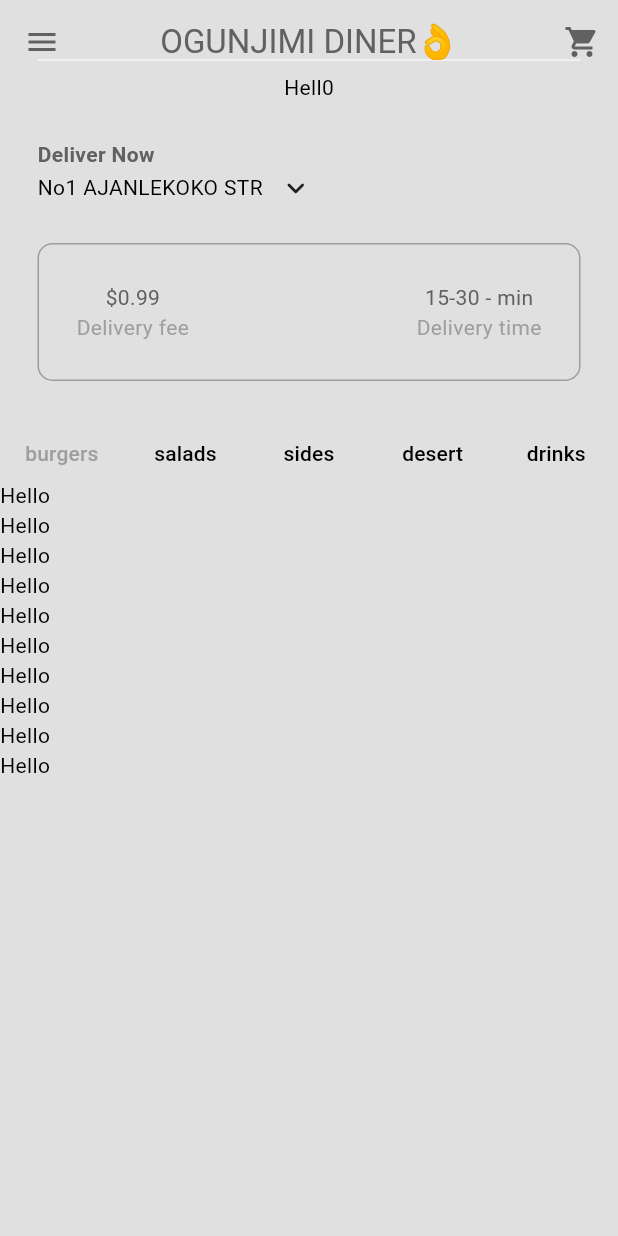
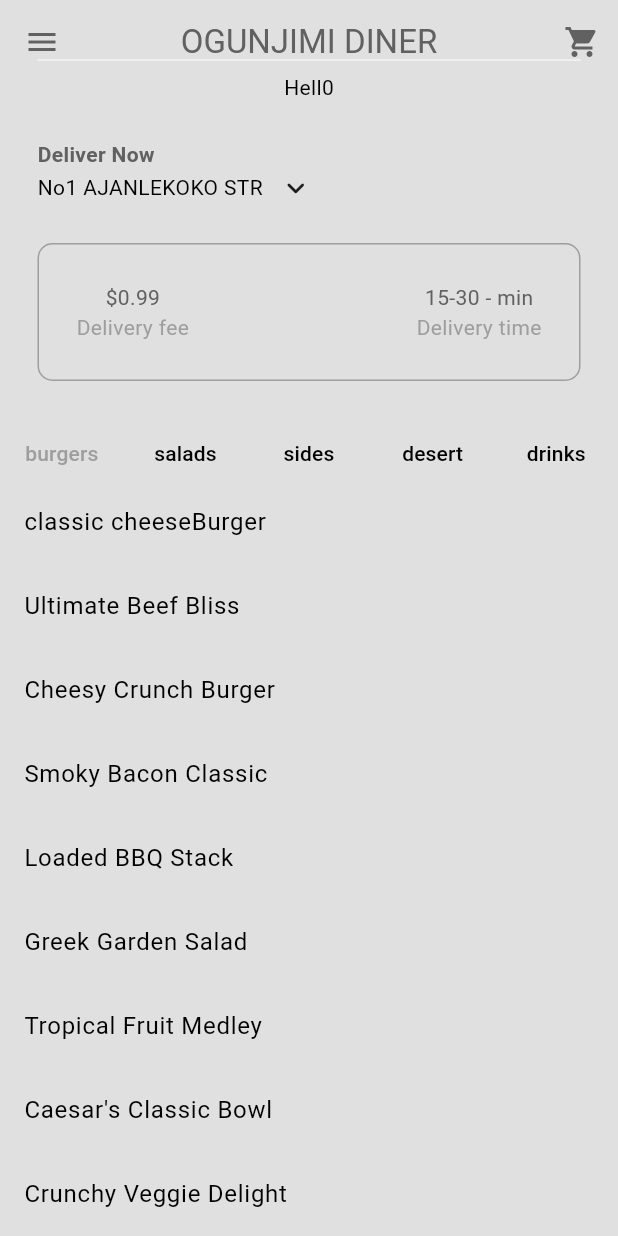
Before and after one commit to samueloyeniran/food_delivery_app, a Flutter app: the screen it shows after launch, after a tap on "Sign In", on a phone screen of 412 x 824 dp. Run offline on Flutter 3.47's test engine with Material 3 defaults, Android fonts, the phone set to English and light mode, and no system bars; our stand-ins replace get.

Commit message:
first commit

```diff
--- a/lib/Pages/home_Page.dart
+++ b/lib/Pages/home_Page.dart
@@ -5,7 +5,8 @@ import 'package:food_delivery_app/components/my_drawer.dart';
 import 'package:food_delivery_app/components/my_sliver_appbar.dart';
 import 'package:food_delivery_app/components/my_tab_bar.dart';
 import 'package:food_delivery_app/models/food.dart';
-// ignore: unused_import
+import 'package:food_delivery_app/models/restaurant.dart';
+
 import 'package:provider/provider.dart';
 
 class HomePage extends StatefulWidget {
@@ -30,6 +31,26 @@ class _HomePageState extends State<HomePage>
   void dispose() {
     _tabController.dispose();
     super.dispose();
+  }
+
+  List<Food> _filterMenuByCategory(foodCategory category, List<Food> fullMenu) {
+    return fullMenu.where((food) => food.category == category).toList();
+  }
+
+  List<Widget> getFoodThisCategory(List<Food> fullMenu) {
+    return foodCategory.values.map(
+      (category) {
+        List<Food> categoryMenu = _filterMenuByCategory(category, fullMenu);
+        return ListView.builder(
+          itemCount: categoryMenu.length,
+          itemBuilder: (context, index) {
+            return ListTile(
+              title: Text(categoryMenu[index].name),
+            );
+          },
+        );
+      },
+    ).toList();
   }
 
   @override
@@ -66,35 +87,12 @@ class _HomePageState extends State<HomePage>
             ),
           ),
         ],
-        body: TabBarView(
-          controller: _tabController,
-          children: [
-            ListView.builder(
-                itemCount: 10,
-                itemBuilder: (context, index) {
-                  return Text("Hello");
-                }),
-            ListView.builder(
-                itemCount: 10,
-                itemBuilder: (context, index) {
-                  return Text("coding");
-                }),
-            ListView.builder(
-                itemCount: 10,
-                itemBuilder: (context, index) {
-                  return Text("testing");
-                }),
-            ListView.builder(
-                itemCount: 10,
-                itemBuilder: (context, index) {
-                  return Text("coocking");
-                }),
-            ListView.builder(
-                itemCount: 10,
-                itemBuilder: (context, index) {
-                  return Text("drinking");
-                }),
-          ],
+        body: Consumer<Restaurant>(
+          // ignore: avoid_types_as_parameter_names
+          builder: (context, Restaurant, child) => TabBarView(
+            controller: _tabController,
+            children: getFoodThisCategory(Restaurant.menu),
+          ),
         ),
       ),
     );
--- a/lib/components/my_sliver_appbar.dart
+++ b/lib/components/my_sliver_appbar.dart
@@ -24,7 +24,7 @@ class MySliverAppbar extends StatelessWidget {
       ],
       backgroundColor: Theme.of(context).colorScheme.surface,
       foregroundColor: Theme.of(context).colorScheme.inversePrimary,
-      title: Text("OGUNJIMI DINER👌"),
+      title: Text("OGUNJIMI DINER"),
       centerTitle: true,
       flexibleSpace: FlexibleSpaceBar(
         background: Padding(
--- a/lib/main.dart
+++ b/lib/main.dart
@@ -1,14 +1,18 @@
 import 'package:flutter/material.dart';
 import 'package:food_delivery_app/Pages/theme/theme_provider.dart';
 import 'package:food_delivery_app/auth/login_or_register.dart';
+import 'package:food_delivery_app/models/restaurant.dart';
 import 'package:get/get.dart';
 import 'package:provider/provider.dart';
 
 void main() {
   runApp(
-    ChangeNotifierProvider(
-      create: (context) => ThemeProvider(),
-      child: const MyApp(),
+    MultiProvider(
+      providers: [
+        ChangeNotifierProvider(create: (context) => ThemeProvider()),
+        ChangeNotifierProvider(create: (context) => Restaurant()),
+      ],
+      child: MyApp(),
     ),
   );
 }
--- a/lib/models/food.dart
+++ b/lib/models/food.dart
@@ -16,6 +16,7 @@ class Food {
   });
 }
 
+// ignore: camel_case_types
 enum foodCategory {
   burgers,
   salads,
--- a/lib/models/reataurant.dart
+++ /dev/null
@@ -1,60 +0,0 @@
-import 'package:food_delivery_app/models/food.dart';
-
-class Reataurant {
-  final List<Food> _menu = [
-    Food(
-      name: "classic cheeseBurger",
-      description:
-          "a juicy beef with melted cheese, tomato,lettuce, and a hint of onion pickle",
-      imagePath: "lib/assets/image1.png",
-      price: 0.99,
-      category: foodCategory.burgers,
-      availableAddon: [
-        Addon(name: "extra cheese", price: 0.09),
-        Addon(name: "Bacon", price: 2.09),
-        Addon(name: "Avocado", price: 3.09),
-      ],
-    ),
-    Food(
-      name: "classic cheeseBurger",
-      description:
-          "a juicy beef with melted cheese, tomato,lettuce, and a hint of onion pickle",
-      imagePath: "lib/assets/image1.png",
-      price: 0.99,
-      category: foodCategory.burgers,
-      availableAddon: [
-        Addon(name: "extra cheese", price: 0.09),
-        Addon(name: "Bacon", price: 2.09),
-        Addon(name: "Avocado", price: 3.09),
-      ],
-    ),
-    Food(
-      name: "classic cheeseBurger",
-      description:
-          "a juicy beef with melted cheese, tomato,lettuce, and a hint of onion pickle",
-      imagePath: "lib/assets/image1.png",
-      price: 0.99,
-      category: foodCategory.burgers,
-      availableAddon: [
-        Addon(name: "extra cheese", price: 0.09),
-        Addon(name: "Bacon", price: 2.09),
-        Addon(name: "Avocado", price: 3.09),
-      ],
-    ),
-    Food(
-      name: "classic cheeseBurger",
-      description:
-          "a juicy beef with melted cheese, tomato,lettuce, and a hint of onion pickle",
-      imagePath: "lib/assets/image1.png",
-      price: 0.99,
-      category: foodCategory.burgers,
-      availableAddon: [
-        Addon(name: "extra cheese", price: 0.09),
-        Addon(name: "Bacon", price: 2.09),
-        Addon(name: "Avocado", price: 3.09),
-      ],
-    ),
-  ];
-
-  List<Food> get menu => _menu;
-}
--- /dev/null
+++ b/lib/models/restaurant.dart
@@ -0,0 +1,368 @@
+import 'package:flutter/material.dart';
+import 'package:food_delivery_app/models/food.dart';
+
+class Restaurant extends ChangeNotifier {
+  final List<Food> _menu = [
+    //burger
+    Food(
+      name: "classic cheeseBurger",
+      description:
+          "a juicy beef with melted cheese, tomato,lettuce, and a hint of onion pickle",
+      imagePath: "lib/assets/image1.png",
+      price: 0.99,
+      category: foodCategory.burgers,
+      availableAddon: [
+        Addon(name: "extra cheese", price: 0.09),
+        Addon(name: "Bacon", price: 2.09),
+        Addon(name: "Avocado", price: 3.09),
+      ],
+    ),
+    Food(
+      name: "Ultimate Beef Bliss",
+      description:
+          "a juicy beef with melted cheese, tomato,lettuce, and a hint of onion pickle",
+      imagePath: "lib/assets/image1.png",
+      price: 0.99,
+      category: foodCategory.burgers,
+      availableAddon: [
+        Addon(name: "extra cheese", price: 0.09),
+        Addon(name: "Bacon", price: 2.09),
+        Addon(name: "Avocado", price: 3.09),
+      ],
+    ),
+    Food(
+      name: "Cheesy Crunch Burger",
+      description:
+          "a juicy beef with melted cheese, tomato,lettuce, and a hint of onion pickle",
+      imagePath: "lib/assets/image1.png",
+      price: 0.99,
+      category: foodCategory.burgers,
+      availableAddon: [
+        Addon(name: "extra cheese", price: 0.09),
+        Addon(name: "Bacon", price: 2.09),
+        Addon(name: "Avocado", price: 3.09),
+      ],
+    ),
+    Food(
+      name: "Smoky Bacon Classic",
+      description:
+          "a juicy beef with melted cheese, tomato,lettuce, and a hint of onion pickle",
+      imagePath: "lib/assets/image1.png",
+      price: 0.99,
+      category: foodCategory.burgers,
+      availableAddon: [
+        Addon(name: "extra cheese", price: 0.09),
+        Addon(name: "Bacon", price: 2.09),
+        Addon(name: "Avocado", price: 3.09),
+      ],
+    ),
+    Food(
+      name: "Loaded BBQ Stack",
+      description:
+          "a juicy beef with melted cheese, tomato,lettuce, and a hint of onion pickle",
+      imagePath: "lib/assets/image1.png",
+      price: 0.99,
+      category: foodCategory.burgers,
+      availableAddon: [
+        Addon(name: "extra cheese", price: 0.09),
+        Addon(name: "Bacon", price: 2.09),
+        Addon(name: "Avocado", price: 3.09),
+      ],
+    ),
+    //salads
+    Food(
+      name: "Greek Garden Salad",
+      description:
+          "a juicy beef with melted cheese, tomato,lettuce, and a hint of onion pickle",
+      imagePath: "lib/assets/image1.png",
+      price: 0.99,
+      category: foodCategory.burgers,
+      availableAddon: [
+        Addon(name: "extra cheese", price: 0.09),
+        Addon(name: "Bacon", price: 2.09),
+        Addon(name: "Avocado", price: 3.09),
+      ],
+    ),
+    Food(
+      name: "Tropical Fruit Medley",
+      description:
+          "a juicy beef with melted cheese, tomato,lettuce, and a hint of onion pickle",
+      imagePath: "lib/assets/image1.png",
+      price: 0.99,
+      category: foodCategory.burgers,
+      availableAddon: [
+        Addon(name: "extra cheese", price: 0.09),
+        Addon(name: "Bacon", price: 2.09),
+        Addon(name: "Avocado", price: 3.09),
+      ],
+    ),
+    Food(
+      name: "Caesar's Classic Bowl",
+      description:
+          "a juicy beef with melted cheese, tomato,lettuce, and a hint of onion pickle",
+      imagePath: "lib/assets/image1.png",
+      price: 0.99,
+      category: foodCategory.burgers,
+      availableAddon: [
+        Addon(name: "extra cheese", price: 0.09),
+        Addon(name: "Bacon", price: 2.09),
+        Addon(name: "Avocado", price: 3.09),
+      ],
+    ),
+    Food(
+      name: "Crunchy Veggie Delight",
+      description:
+          "a juicy beef with melted cheese, tomato,lettuce, and a hint of onion pickle",
+      imagePath: "lib/assets/image1.png",
+      price: 0.99,
+      category: foodCategory.burgers,
+      availableAddon: [
+        Addon(name: "extra cheese", price: 0.09),
+        Addon(name: "Bacon", price: 2.09),
+        Addon(name: "Avocado", price: 3.09),
+      ],
+    ),
+    Food(
+      name: "Avocado Spinach Bliss",
+      description:
+          "a juicy beef with melted cheese, tomato,lettuce, and a hint of onion pickle",
+      imagePath: "lib/assets/image1.png",
+      price: 0.99,
+      category: foodCategory.burgers,
+      availableAddon: [
+        Addon(name: "extra cheese", price: 0.09),
+        Addon(name: "Bacon", price: 2.09),
+        Addon(name: "Avocado", price: 3.09),
+      ],
+    ),
+    //sides
+    Food(
+      name: "Crispy Fries",
+      description:
+          "a juicy beef with melted cheese, tomato,lettuce, and a hint of onion pickle",
+      imagePath: "lib/assets/image1.png",
+      price: 0.99,
+      category: foodCategory.burgers,
+      availableAddon: [
+        Addon(name: "extra cheese", price: 0.09),
+        Addon(name: "Bacon", price: 2.09),
+        Addon(name: "Avocado", price: 3.09),
+      ],
+    ),
+    Food(
+      name: "Garlic Parmesan Wings",
+      description:
+          "a juicy beef with melted cheese, tomato,lettuce, and a hint of onion pickle",
+      imagePath: "lib/assets/image1.png",
+      price: 0.99,
+      category: foodCategory.burgers,
+      availableAddon: [
+        Addon(name: "extra cheese", price: 0.09),
+        Addon(name: "Bacon", price: 2.09),
+        Addon(name: "Avocado", price: 3.09),
+      ],
+    ),
+    Food(
+      name: "Sweet Potato Wedges",
+      description:
+          "a juicy beef with melted cheese, tomato,lettuce, and a hint of onion pickle",
+      imagePath: "lib/assets/image1.png",
+      price: 0.99,
+      category: foodCategory.burgers,
+      availableAddon: [
+        Addon(name: "extra cheese", price: 0.09),
+        Addon(name: "Bacon", price: 2.09),
+        Addon(name: "Avocado", price: 3.09),
+      ],
+    ),
+    Food(
+      name: "Cheesy Nachos",
+      description:
+          "a juicy beef with melted cheese, tomato,lettuce, and a hint of onion pickle",
+      imagePath: "lib/assets/image1.png",
+      price: 0.99,
+      category: foodCategory.burgers,
+      availableAddon: [
+        Addon(name: "extra cheese", price: 0.09),
+        Addon(name: "Bacon", price: 2.09),
+        Addon(name: "Avocado", price: 3.09),
+      ],
+    ),
+    Food(
+      name: "Spicy Onion Rings",
+      description:
+          "a juicy beef with melted cheese, tomato,lettuce, and a hint of onion pickle",
+      imagePath: "lib/assets/image1.png",
+      price: 0.99,
+      category: foodCategory.burgers,
+      availableAddon: [
+        Addon(name: "extra cheese", price: 0.09),
+        Addon(name: "Bacon", price: 2.09),
+        Addon(name: "Avocado", price: 3.09),
+      ],
+    ),
+    //deserts
+    Food(
+      name: "Chocolate Lava Cake",
+      description:
+          "a juicy beef with melted cheese, tomato,lettuce, and a hint of onion pickle",
+      imagePath: "lib/assets/image1.png",
+      price: 0.99,
+      category: foodCategory.burgers,
+      availableAddon: [
+        Addon(name: "extra cheese", price: 0.09),
+        Addon(name: "Bacon", price: 2.09),
+        Addon(name: "Avocado", price: 3.09),
+      ],
+    ),
+    Food(
+      name: "Vanilla Berry Sundae",
+      description:
+          "a juicy beef with melted cheese, tomato,lettuce, and a hint of onion pickle",
+      imagePath: "lib/assets/image1.png",
+      price: 0.99,
+      category: foodCategory.burgers,
+      availableAddon: [
+        Addon(name: "extra cheese", price: 0.09),
+        Addon(name: "Bacon", price: 2.09),
+        Addon(name: "Avocado", price: 3.09),
+      ],
+    ),
+    Food(
+      name: "Caramel Fudge Brownie",
+      description:
+          "a juicy beef with melted cheese, tomato,lettuce, and a hint of onion pickle",
+      imagePath: "lib/assets/image1.png",
+      price: 0.99,
+      category: foodCategory.burgers,
+      availableAddon: [
+        Addon(name: "extra cheese", price: 0.09),
+        Addon(name: "Bacon", price: 2.09),
+        Addon(name: "Avocado", price: 3.09),
+      ],
+    ),
+    Food(
+      name: "Strawberry Cheesecake",
+      description:
+          "a juicy beef with melted cheese, tomato,lettuce, and a hint of onion pickle",
+      imagePath: "lib/assets/image1.png",
+      price: 0.99,
+      category: foodCategory.burgers,
+      availableAddon: [
+        Addon(name: "extra cheese", price: 0.09),
+        Addon(name: "Bacon", price: 2.09),
+        Addon(name: "Avocado", price: 3.09),
+      ],
+    ),
+    Food(
+      name: "Mint Choco Delight",
+      description:
+          "a juicy beef with melted cheese, tomato,lettuce, and a hint of onion pickle",
+      imagePath: "lib/assets/image1.png",
+      price: 0.99,
+      category: foodCategory.burgers,
+      availableAddon: [
+        Addon(name: "extra cheese", price: 0.09),
+        Addon(name: "Bacon", price: 2.09),
+        Addon(name: "Avocado", price: 3.09),
+      ],
+    ),
+    //drinks
+    Food(
+      name: "Classic Lemonade",
+      description:
+          "a juicy beef with melted cheese, tomato,lettuce, and a hint of onion pickle",
+      imagePath: "lib/assets/image1.png",
+      price: 0.99,
+      category: foodCategory.burgers,
+      availableAddon: [
+        Addon(name: "extra cheese", price: 0.09),
+        Addon(name: "Bacon", price: 2.09),
+        Addon(name: "Avocado", price: 3.09),
+      ],
+    ),
+    Food(
+      name: "Berry Blast Smoothie",
+      description:
+          "a juicy beef with melted cheese, tomato,lettuce, and a hint of onion pickle",
+      imagePath: "lib/assets/image1.png",
+      price: 0.99,
+      category: foodCategory.burgers,
+      availableAddon: [
+        Addon(name: "extra cheese", price: 0.09),
+        Addon(name: "Bacon", price: 2.09),
+        Addon(name: "Avocado", price: 3.09),
+      ],
+    ),
+    Food(
+      name: "Mango Mint Cooler",
+      description:
+          "a juicy beef with melted cheese, tomato,lettuce, and a hint of onion pickle",
+      imagePath: "lib/assets/image1.png",
+      price: 0.99,
+      category: foodCategory.burgers,
+      availableAddon: [
+        Addon(name: "extra cheese", price: 0.09),
+        Addon(name: "Bacon", price: 2.09),
+        Addon(name: "Avocado", price: 3.09),
+      ],
+    ),
+    Food(
+      name: "Iced Mocha Delight",
+      description:
+          "a juicy beef with melted cheese, tomato,lettuce, and a hint of onion pickle",
+      imagePath: "lib/assets/image1.png",
+      price: 0.99,
+      category: foodCategory.burgers,
+      availableAddon: [
+        Addon(name: "extra cheese", price: 0.09),
+        Addon(name: "Bacon", price: 2.09),
+        Addon(name: "Avocado", price: 3.09),
+      ],
+    ),
+    Food(
+      name: "Tropical Punch",
+      description:
+          "a juicy beef with melted cheese, tomato,lettuce, and a hint of onion pickle",
+      imagePath: "lib/assets/image1.png",
+      price: 0.99,
+      category: foodCategory.burgers,
+      availableAddon: [
+        Addon(name: "extra cheese", price: 0.09),
+        Addon(name: "Bacon", price: 2.09),
+        Addon(name: "Avocado", price: 3.09),
+      ],
+    ),
+  ];
+  /*
+  G E T T E R S
+*/
+
+  List<Food> get menu => _menu;
+
+  /*
+  O P E R A T I O N S
+
+  // add to cart
+
+  // remove from cart
+
+  // get the total number of item in the cart
+
+  // get the total price of item in the cart
+
+  // clear the cart
+
+  */
+
+  /*
+
+ H E L P E R S
+
+ // generate a  receipt
+
+ // format double value to money
+
+ // format list of addons into strings summary
+  */
+}
```
